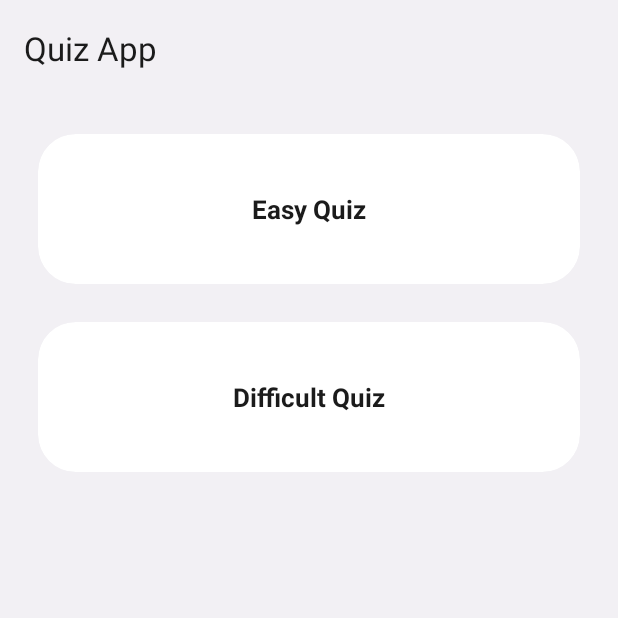
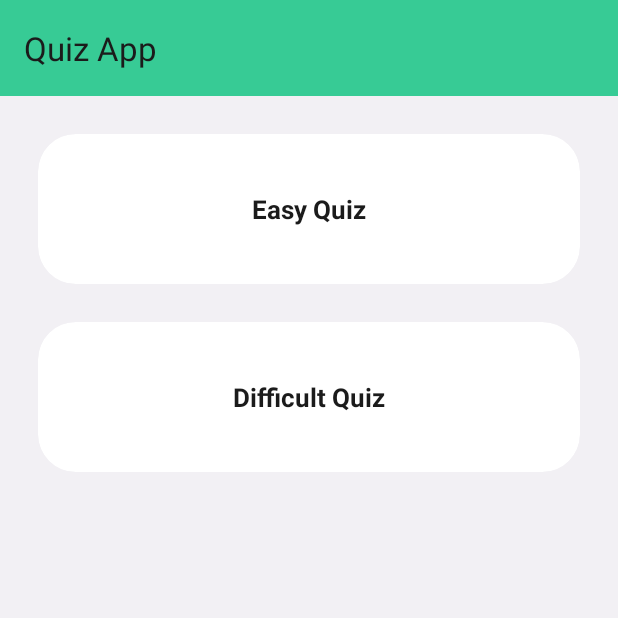
Before and after one commit to heytalhaa/Flash-Card-Quiz-App, an Android app: the screen it shows after launch (MainActivity), on a phone screen of 412 x 824 dp, the top half of it. Run offline under Robolectric (Android 15) with nearby library versions, the phone set to English and light mode, and no system bars.

Commit message:
change in ui

```diff
--- a/app/src/main/java/com/example/quizapp/ui/mainactivity/MainActivity.java
+++ b/app/src/main/java/com/example/quizapp/ui/mainactivity/MainActivity.java
@@ -25,7 +25,7 @@ public class MainActivity extends AppCompatActivity {
         binding = ActivityMainBinding.inflate(getLayoutInflater());
         setContentView(binding.getRoot());
         ViewCompat.setOnApplyWindowInsetsListener(findViewById(R.id.main), (v, insets) -> {
-            Insets systemBars = insets.getInsets(WindowInsetsCompat.Type.systemBars());
+            Insets systemBars = insets.getInsets(WindowInsetsCompat.Type.displayCutout());
             v.setPadding(systemBars.left, systemBars.top, systemBars.right, systemBars.bottom);
             return insets;
         });
--- a/app/src/main/java/com/example/quizapp/ui/quizactivity/BasicQuizActivity.java
+++ b/app/src/main/java/com/example/quizapp/ui/quizactivity/BasicQuizActivity.java
@@ -39,7 +39,7 @@ public class BasicQuizActivity extends AppCompatActivity {
         binding = ActivityBasicQuizBinding.inflate(getLayoutInflater());
         setContentView(binding.getRoot());
         ViewCompat.setOnApplyWindowInsetsListener(findViewById(R.id.main), (v, insets) -> {
-            Insets systemBars = insets.getInsets(WindowInsetsCompat.Type.systemBars());
+            Insets systemBars = insets.getInsets(WindowInsetsCompat.Type.displayCutout());
             v.setPadding(systemBars.left, systemBars.top, systemBars.right, systemBars.bottom);
             return insets;
         });
--- a/app/src/main/java/com/example/quizapp/ui/quizactivity/DifficultQuizActivity.java
+++ b/app/src/main/java/com/example/quizapp/ui/quizactivity/DifficultQuizActivity.java
@@ -38,7 +38,7 @@ public class DifficultQuizActivity extends AppCompatActivity {
         binding = ActivityDifficultQuizBinding.inflate(getLayoutInflater());
         setContentView(binding.getRoot());
         ViewCompat.setOnApplyWindowInsetsListener(findViewById(R.id.main), (v, insets) -> {
-            Insets systemBars = insets.getInsets(WindowInsetsCompat.Type.systemBars());
+            Insets systemBars = insets.getInsets(WindowInsetsCompat.Type.displayCutout());
             v.setPadding(systemBars.left, systemBars.top, systemBars.right, systemBars.bottom);
             return insets;
         });
--- a/app/src/main/java/com/example/quizapp/ui/resultactivity/ResultActivity.java
+++ b/app/src/main/java/com/example/quizapp/ui/resultactivity/ResultActivity.java
@@ -23,7 +23,7 @@ public class ResultActivity extends AppCompatActivity {
         binding = ActivityResultBinding.inflate(getLayoutInflater());
         setContentView(binding.getRoot());
         ViewCompat.setOnApplyWindowInsetsListener(findViewById(R.id.main), (v, insets) -> {
-            Insets systemBars = insets.getInsets(WindowInsetsCompat.Type.systemBars());
+            Insets systemBars = insets.getInsets(WindowInsetsCompat.Type.displayCutout());
             v.setPadding(systemBars.left, systemBars.top, systemBars.right, systemBars.bottom);
             return insets;
         });
--- a/app/src/main/java/com/example/quizapp/ui/splashactivity/SplashActivity.java
+++ b/app/src/main/java/com/example/quizapp/ui/splashactivity/SplashActivity.java
@@ -20,7 +20,7 @@ public class SplashActivity extends AppCompatActivity {
         EdgeToEdge.enable(this);
         setContentView(R.layout.activity_splash);
         ViewCompat.setOnApplyWindowInsetsListener(findViewById(R.id.main), (v, insets) -> {
-            Insets systemBars = insets.getInsets(WindowInsetsCompat.Type.systemBars());
+            Insets systemBars = insets.getInsets(WindowInsetsCompat.Type.displayCutout());
             v.setPadding(systemBars.left, systemBars.top, systemBars.right, systemBars.bottom);
             return insets;
         });
--- a/app/src/main/res/layout/activity_basic_quiz.xml
+++ b/app/src/main/res/layout/activity_basic_quiz.xml
@@ -13,7 +13,7 @@
         android:elevation="0dp"
         android:gravity="center"
         android:layout_gravity="center"
-        android:background="@color/background"
+        android:background="@color/green"
         android:layout_width="match_parent"
         android:layout_height="?attr/actionBarSize">
         <com.google.android.material.appbar.MaterialToolbar
--- a/app/src/main/res/layout/activity_difficult_quiz.xml
+++ b/app/src/main/res/layout/activity_difficult_quiz.xml
@@ -14,7 +14,7 @@
         android:elevation="0dp"
         android:gravity="center"
         android:layout_gravity="center"
-        android:background="@color/background"
+        android:background="@color/green"
         android:layout_width="match_parent"
         android:layout_height="?attr/actionBarSize">
         <com.google.android.material.appbar.MaterialToolbar
--- a/app/src/main/res/layout/activity_main.xml
+++ b/app/src/main/res/layout/activity_main.xml
@@ -10,15 +10,15 @@
 
     <com.google.android.material.appbar.AppBarLayout
         android:id="@+id/appbarLayout"
-        app:statusBarForeground="@color/background"
-        android:background="@color/background"
+        app:statusBarForeground="@color/green"
+        android:background="@color/green"
         android:fitsSystemWindows="true"
         android:layout_width="match_parent"
         android:layout_height="wrap_content">
         <com.google.android.material.appbar.MaterialToolbar
             android:id="@+id/toolbar"
             android:elevation="0dp"
-            android:background="@color/background"
+            android:background="@color/green"
             app:titleTextColor="@color/text_color"
             app:title="@string/app_name"
             android:layout_width="match_parent"
@@ -81,7 +81,6 @@
                         android:layout_height="wrap_content"/>
                 </LinearLayout>
             </com.google.android.material.card.MaterialCardView>
-
         </LinearLayout>
     </androidx.core.widget.NestedScrollView>
 
--- a/app/src/main/res/layout/activity_result.xml
+++ b/app/src/main/res/layout/activity_result.xml
@@ -11,7 +11,7 @@
     <com.google.android.material.appbar.AppBarLayout
         android:id="@+id/appbar"
         android:elevation="0dp"
-        android:background="@color/background"
+        android:background="@color/green"
         android:layout_width="match_parent"
         android:layout_height="?attr/actionBarSize">
         <com.google.android.material.appbar.MaterialToolbar
--- a/app/src/main/res/layout/activity_splash.xml
+++ b/app/src/main/res/layout/activity_splash.xml
@@ -5,7 +5,7 @@
     android:id="@+id/main"
     android:layout_width="match_parent"
     android:layout_height="match_parent"
-    android:background="@color/background"
+    android:background="@color/green"
     tools:context=".ui.splashactivity.SplashActivity">
 
         <ImageView
@@ -13,11 +13,10 @@
             android:layout_height="150dp"
             android:id="@+id/imgV"
             android:src="@drawable/quiz"
-            android:layout_marginTop="250dp"
             app:layout_constraintTop_toTopOf="parent"
             app:layout_constraintStart_toStartOf="parent"
             app:layout_constraintEnd_toEndOf="parent"
-
+            app:layout_constraintBottom_toBottomOf="parent"
             />
         <TextView
             android:layout_width="match_parent"
--- a/app/src/main/res/values-v27/themes.xml
+++ b/app/src/main/res/values-v27/themes.xml
@@ -16,6 +16,5 @@
         <item name="android:navigationBarColor">@color/background</item>
         <item name="android:windowLightNavigationBar">true</item>
         <item name="textAppearanceTitleLarge">@style/TextAppearance.Material3.ActionBar.Title</item>
-        <item name="materialAlertDialogTheme">@style/AlertDialog</item>
     </style>
 </resources>
--- a/app/src/main/res/values/themes.xml
+++ b/app/src/main/res/values/themes.xml
@@ -3,39 +3,11 @@
     <style name="Base.Theme.QuizApp" parent="Theme.Material3.Light.NoActionBar">
         <!-- Customize your light theme here. -->
         <!-- <item name="colorPrimary">@color/my_light_primary</item> -->
-        <item name="colorPrimary">@color/white</item>
-        <item name="colorPrimaryVariant">@color/white</item>
-        <item name="colorOnPrimary">@color/white</item>
-        <item name="colorSecondary">@color/teal_200</item>
-        <item name="colorSecondaryVariant">@color/teal_700</item>
-        <item name="colorOnSecondary">@color/black</item>
-        <item name="colorSecondaryContainer">@color/white</item>
-        <item name="android:statusBarColor" tools:targetApi="l">@color/teal_200</item>
-        <item name="android:windowLightStatusBar">true</item>
-        <item name="android:navigationBarColor">@color/background</item>
-        <item name="android:windowLightNavigationBar">true</item>
-        <item name="textAppearanceTitleLarge">@style/TextAppearance.Material3.ActionBar.Title</item>
-        <item name="materialAlertDialogTheme">@style/AlertDialog</item>
-    </style>
-    <style name="AlertDialog" parent="ThemeOverlay.Material3.MaterialAlertDialog.Centered">
-        <item name="colorPrimary">@color/card_background</item>
-        <item name="colorOnSecondary">@color/black</item>
-        <item name="android:background">@color/card_background</item>
-        <item name="android:gravity">center</item>
-        <item name="buttonBarPositiveButtonStyle">@style/PositiveButtonStyle</item>
-        <item name="buttonBarNegativeButtonStyle">@style/NegativeButtonStyle</item>
+
+
     </style>
 
-    <style name="PositiveButtonStyle" parent="Widget.MaterialComponents.Button.TextButton">
-        <item name="android:textColor">@color/text_color</item>
-        <item name="android:textStyle">normal</item>
-        <item name="textAllCaps">false</item>
-    </style>
 
-    <style name="NegativeButtonStyle" parent="Widget.MaterialComponents.Button.TextButton.Dialog">
-        <item name="android:textColor">@color/text_color</item>
-        <item name="textAllCaps">false</item>
-    </style>
 
     <style name="TestCard">
         <item name="cardCornerRadius">10dp</item>
```
Also changed, not shown: app/src/main/res/drawable/splash_design.xml (deleted, +0 -9 lines).
